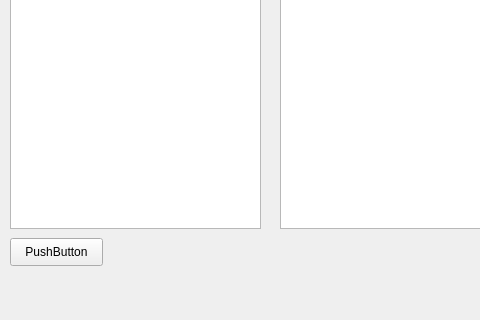
plainoldprogrammer/yasm, file mainwindow.ui: the form before one commit; both pictures show x 0 to 480 and y 262 to 582 of the 774 by 582 pixel window.
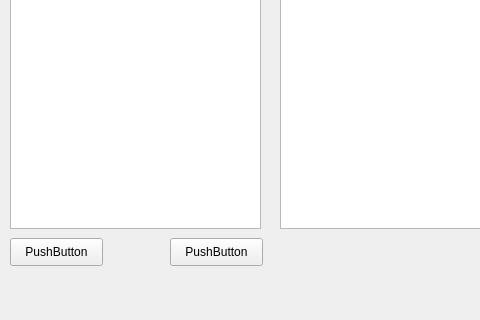
The form after the commit.

Commit message: adding a button to remove the selected snippet

```diff
--- a/mainwindow.ui
+++ b/mainwindow.ui
@@ -57,6 +57,19 @@
      </rect>
     </property>
    </widget>
+   <widget class="QPushButton" name="pushButtonRemoveSelectedSnippet">
+    <property name="geometry">
+     <rect>
+      <x>170</x>
+      <y>500</y>
+      <width>93</width>
+      <height>28</height>
+     </rect>
+    </property>
+    <property name="text">
+     <string>PushButton</string>
+    </property>
+   </widget>
   </widget>
   <widget class="QMenuBar" name="menubar">
    <property name="geometry">
```
The commit also changes 3 other files.
